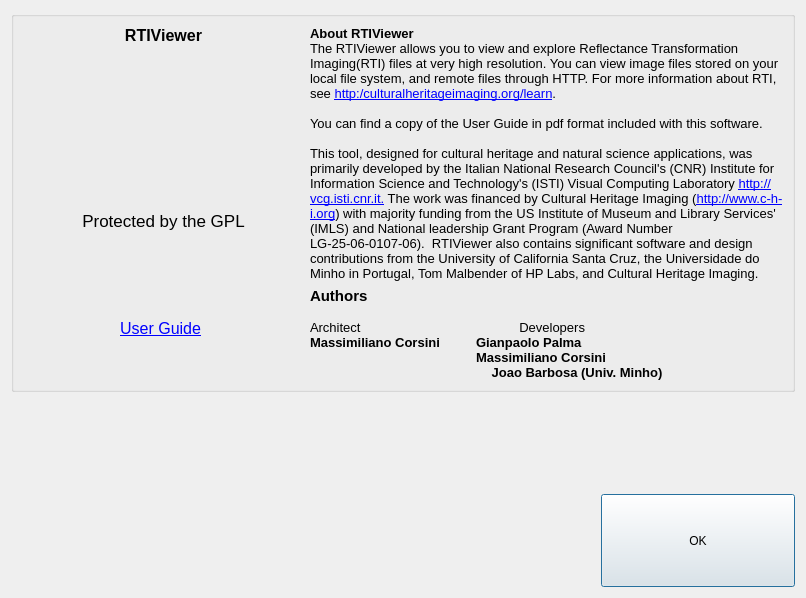
Old version of the form components/RTIViewer/rtiviewer/src/about.ui in the repository rti-capture/rti-chi.
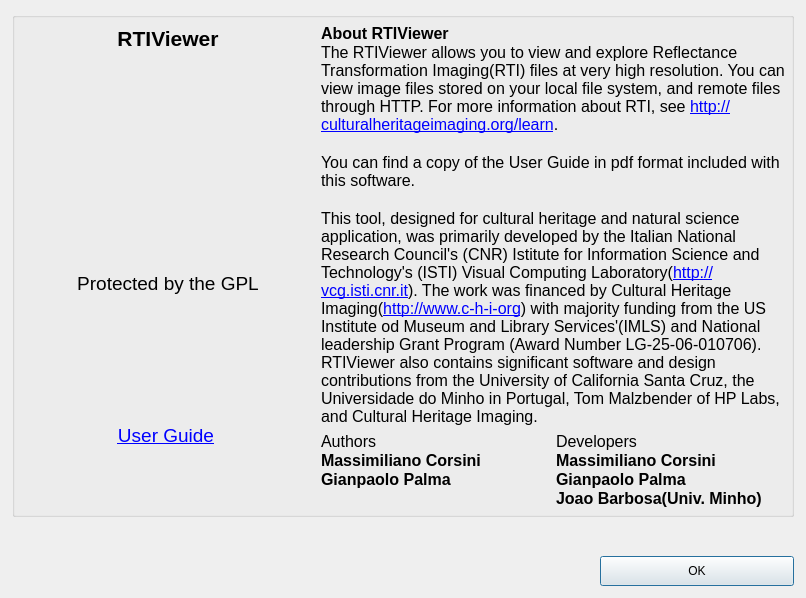
New version of the form. Icons and pictures are not drawn.

Patch:
```diff
--- a/components/RTIViewer/rtiviewer/src/about.ui
+++ b/components/RTIViewer/rtiviewer/src/about.ui
@@ -40,6 +40,9 @@
    <bool>true</bool>
   </property>
   <layout class="QVBoxLayout">
+   <property name="margin">
+    <number>12</number>
+   </property>
    <item>
     <widget class="QGroupBox" name="groupBoxSx">
      <property name="title">
@@ -49,6 +52,9 @@
       <bool>false</bool>
      </property>
      <layout class="QHBoxLayout">
+      <property name="margin">
+       <number>6</number>
+      </property>
       <item>
        <layout class="QVBoxLayout">
         <item>
@@ -60,16 +66,14 @@
            </size>
           </property>
           <property name="text">
-           <string>&lt;html&gt;&lt;head&gt;&lt;meta name=&quot;qrichtext&quot; content=&quot;1&quot; /&gt;&lt;style type=&quot;text/css&quot;&gt;
-
+           <string>&lt;!DOCTYPE HTML PUBLIC &quot;-//W3C//DTD HTML 4.0//EN&quot; &quot;http://www.w3.org/TR/REC-html40/strict.dtd&quot;&gt;
+&lt;html&gt;&lt;head&gt;&lt;meta name=&quot;qrichtext&quot; content=&quot;1&quot; /&gt;&lt;style type=&quot;text/css&quot;&gt;
 p, li { white-space: pre-wrap; }
-
-&lt;/style&gt;&lt;/head&gt;&lt;body style=&quot; font-family:'MS Shell Dlg 2'; font-size:8.25pt; font-weight:400; font-style:normal;&quot;&gt;
-
-&lt;p style=&quot; margin-top:0px; margin-bottom:0px; margin-left:0px; margin-right:0px; -qt-block-indent:0; text-indent:0px;&quot;&gt;&lt;span style=&quot; font-size:12pt; font-weight:600;&quot;&gt;RTIViewer&lt;/span&gt;&lt;/p&gt;&lt;/body&gt;&lt;/html&gt;</string>
+&lt;/style&gt;&lt;/head&gt;&lt;body style=&quot; font-family:'Lucida Grande'; font-size:13pt; font-weight:400; font-style:normal;&quot;&gt;
+&lt;p style=&quot; margin-top:0px; margin-bottom:0px; margin-left:0px; margin-right:0px; -qt-block-indent:0; text-indent:0px;&quot;&gt;&lt;span style=&quot; font-family:'MS Shell Dlg 2'; font-size:16pt; font-weight:600;&quot;&gt;RTIViewer&lt;/span&gt;&lt;/p&gt;&lt;/body&gt;&lt;/html&gt;</string>
           </property>
           <property name="alignment">
-           <set>Qt::AlignHCenter|Qt::AlignTop</set>
+           <set>Qt::AlignCenter</set>
           </property>
          </widget>
         </item>
@@ -110,8 +114,8 @@
            <string>&lt;!DOCTYPE HTML PUBLIC &quot;-//W3C//DTD HTML 4.0//EN&quot; &quot;http://www.w3.org/TR/REC-html40/strict.dtd&quot;&gt;
 &lt;html&gt;&lt;head&gt;&lt;meta name=&quot;qrichtext&quot; content=&quot;1&quot; /&gt;&lt;style type=&quot;text/css&quot;&gt;
 p, li { white-space: pre-wrap; }
-&lt;/style&gt;&lt;/head&gt;&lt;body style=&quot; font-family:'MS Shell Dlg 2'; font-size:8.25pt; font-weight:400; font-style:normal;&quot;&gt;
-&lt;p style=&quot; margin-top:0px; margin-bottom:0px; margin-left:0px; margin-right:0px; -qt-block-indent:0; text-indent:0px;&quot;&gt;&lt;span style=&quot; font-family:'MS Shell Dlg'; font-size:13pt;&quot;&gt;Protected by the GPL&lt;/span&gt;&lt;/p&gt;&lt;/body&gt;&lt;/html&gt;</string>
+&lt;/style&gt;&lt;/head&gt;&lt;body style=&quot; font-family:'Lucida Grande'; font-size:13pt; font-weight:400; font-style:normal;&quot;&gt;
+&lt;p style=&quot; margin-top:0px; margin-bottom:0px; margin-left:0px; margin-right:0px; -qt-block-indent:0; text-indent:0px;&quot;&gt;&lt;span style=&quot; font-family:'MS Shell Dlg'; font-size:14pt;&quot;&gt;Protected by the GPL&lt;/span&gt;&lt;/p&gt;&lt;/body&gt;&lt;/html&gt;</string>
           </property>
           <property name="alignment">
            <set>Qt::AlignCenter</set>
@@ -145,8 +149,8 @@
              <string>&lt;!DOCTYPE HTML PUBLIC &quot;-//W3C//DTD HTML 4.0//EN&quot; &quot;http://www.w3.org/TR/REC-html40/strict.dtd&quot;&gt;
 &lt;html&gt;&lt;head&gt;&lt;meta name=&quot;qrichtext&quot; content=&quot;1&quot; /&gt;&lt;style type=&quot;text/css&quot;&gt;
 p, li { white-space: pre-wrap; }
-&lt;/style&gt;&lt;/head&gt;&lt;body style=&quot; font-family:'MS Shell Dlg 2'; font-size:8.25pt; font-weight:400; font-style:normal;&quot;&gt;
-&lt;p style=&quot; margin-top:0px; margin-bottom:0px; margin-left:0px; margin-right:0px; -qt-block-indent:0; text-indent:0px;&quot;&gt;&lt;a href=&quot;manual.pdf&quot;&gt;&lt;span style=&quot; font-size:12pt; text-decoration: underline; color:#0000ff;&quot;&gt;User Guide&lt;/span&gt;&lt;/a&gt;&lt;/p&gt;&lt;/body&gt;&lt;/html&gt;</string>
+&lt;/style&gt;&lt;/head&gt;&lt;body style=&quot; font-family:'Lucida Grande'; font-size:13pt; font-weight:400; font-style:normal;&quot;&gt;
+&lt;p style=&quot; margin-top:0px; margin-bottom:0px; margin-left:0px; margin-right:0px; -qt-block-indent:0; text-indent:0px;&quot;&gt;&lt;a href=&quot;manual.pdf&quot;&gt;&lt;span style=&quot; font-family:'MS Shell Dlg 2'; font-size:14pt; text-decoration: underline; color:#0000ff;&quot;&gt;User Guide&lt;/span&gt;&lt;/a&gt;&lt;/p&gt;&lt;/body&gt;&lt;/html&gt;</string>
             </property>
             <property name="alignment">
              <set>Qt::AlignRight|Qt::AlignTrailing|Qt::AlignVCenter</set>
@@ -191,7 +195,7 @@
        </layout>
       </item>
       <item>
-       <layout class="QVBoxLayout">
+       <layout class="QVBoxLayout" stretch="0,0">
         <property name="leftMargin">
          <number>0</number>
         </property>
@@ -199,24 +203,18 @@
          <number>0</number>
         </property>
         <item>
-         <widget class="QLabel" name="labelMLDescription">
-          <property name="sizePolicy">
-           <sizepolicy hsizetype="Preferred" vsizetype="Preferred">
-            <horstretch>0</horstretch>
-            <verstretch>0</verstretch>
-           </sizepolicy>
-          </property>
+         <widget class="QLabel" name="label_10">
           <property name="text">
            <string>&lt;!DOCTYPE HTML PUBLIC &quot;-//W3C//DTD HTML 4.0//EN&quot; &quot;http://www.w3.org/TR/REC-html40/strict.dtd&quot;&gt;
 &lt;html&gt;&lt;head&gt;&lt;meta name=&quot;qrichtext&quot; content=&quot;1&quot; /&gt;&lt;style type=&quot;text/css&quot;&gt;
 p, li { white-space: pre-wrap; }
-&lt;/style&gt;&lt;/head&gt;&lt;body style=&quot; font-family:'MS Shell Dlg 2'; font-size:8.25pt; font-weight:400; font-style:normal;&quot;&gt;
-&lt;p style=&quot; margin-top:0px; margin-bottom:0px; margin-left:0px; margin-right:0px; -qt-block-indent:0; text-indent:0px;&quot;&gt;&lt;span style=&quot; font-size:10pt; font-weight:600;&quot;&gt;About RTIViewer&lt;br /&gt;&lt;/span&gt;&lt;span style=&quot; font-size:10pt;&quot;&gt;The RTIViewer allows you to view and explore Reflectance Transformation Imaging(RTI) files at very &lt;/span&gt;&lt;a name=&quot;lw_1285960825_3&quot;&gt;&lt;/a&gt;&lt;span style=&quot; font-size:10pt;&quot;&gt;h&lt;/span&gt;&lt;span style=&quot; font-size:10pt;&quot;&gt;igh resolution. You can view image files stored on your local file system, and remote files through HTTP. For more information about RTI, see &lt;/span&gt;&lt;a href=&quot;http:/culturalheritageimaging.org/learn&quot;&gt;&lt;span style=&quot; font-size:10pt; text-decoration: underline; color:#0000ff;&quot;&gt;http:/culturalheritageimaging.org/learn&lt;/span&gt;&lt;/a&gt;&lt;span style=&quot; font-size:10pt;&quot;&gt;.&lt;/span&gt;&lt;/p&gt;
-&lt;p style=&quot; margin-top:0px; margin-bottom:0px; margin-left:0px; margin-right:0px; -qt-block-indent:0; text-indent:0px;&quot;&gt;&lt;span style=&quot; font-size:10pt;&quot;&gt;&lt;br /&gt;You can find a copy of the User Guide in pdf format included with this software.&lt;/span&gt;&lt;/p&gt;
-&lt;p style=&quot; margin-top:0px; margin-bottom:0px; margin-left:0px; margin-right:0px; -qt-block-indent:0; text-indent:0px;&quot;&gt;&lt;span style=&quot; font-size:10pt;&quot;&gt;&lt;br /&gt;This tool, designed for cultural heritage and natural science applications, was primarily developed by the Italian National Research Council's (CNR) Institute for Information Science and Technology's (ISTI) Visual Computing &lt;/span&gt;&lt;a name=&quot;lw_1285960825_5&quot;&gt;&lt;/a&gt;&lt;span style=&quot; font-size:10pt;&quot;&gt;L&lt;/span&gt;&lt;span style=&quot; font-size:10pt;&quot;&gt;aboratory &lt;/span&gt;&lt;a href=&quot;http://vcg.isti.cnr.it&quot;&gt;&lt;span style=&quot; font-size:10pt; text-decoration: underline; color:#0000ff;&quot;&gt;http://vcg.isti.cnr.it&lt;/span&gt;&lt;/a&gt;&lt;a href=&quot;http://vcg.isti.cnr.it/joomla/index.php&quot;&gt;&lt;span style=&quot; font-size:10pt; text-decoration: underline; color:#0000ff;&quot;&gt;.&lt;/span&gt;&lt;/a&gt;&lt;span style=&quot; font-size:10pt;&quot;&gt; The work was financed by Cultural Heritage Imaging (&lt;/span&gt;&lt;a name=&quot;lw_1285960825_7&quot;&gt;&lt;/a&gt;&lt;a href=&quot;http://www.c-h-i.org&quot;&gt;&lt;span style=&quot; font-size:10pt; text-decoration: underline; color:#0000ff;&quot;&gt;h&lt;/span&gt;&lt;/a&gt;&lt;span style=&quot; font-size:10pt; text-decoration: underline; color:#0000ff;&quot;&gt;ttp://www.c-h-i.org&lt;/span&gt;&lt;span style=&quot; font-size:10pt;&quot;&gt;) with majority funding from the US &lt;/span&gt;&lt;a name=&quot;lw_1285960825_8&quot;&gt;&lt;/a&gt;&lt;span style=&quot; font-size:10pt;&quot;&gt;I&lt;/span&gt;&lt;span style=&quot; font-size:10pt;&quot;&gt;nstitute of Museum and Library Services' (&lt;/span&gt;&lt;a name=&quot;lw_1285960825_9&quot;&gt;&lt;/a&gt;&lt;span style=&quot; font-size:10pt;&quot;&gt;I&lt;/span&gt;&lt;span style=&quot; font-size:10pt;&quot;&gt;MLS) and National leadership Grant Program (Award Number LG-25-06-0107-06).  RTIViewer also contains significant software and design contributions from the University of California Santa Cruz, the Universidade do Minho in Portugal, Tom Malbender of HP Labs, and Cultural Heritage Imaging.&lt;/span&gt;&lt;/p&gt;&lt;/body&gt;&lt;/html&gt;</string>
-          </property>
-          <property name="alignment">
-           <set>Qt::AlignJustify|Qt::AlignLeading|Qt::AlignLeft|Qt::AlignTop</set>
+&lt;/style&gt;&lt;/head&gt;&lt;body style=&quot; font-family:'Lucida Grande'; font-size:13pt; font-weight:400; font-style:normal;&quot;&gt;
+&lt;p style=&quot; margin-top:0px; margin-bottom:0px; margin-left:0px; margin-right:0px; -qt-block-indent:0; text-indent:0px;&quot;&gt;&lt;span style=&quot; font-size:12pt; font-weight:600;&quot;&gt;About RTIViewer&lt;/span&gt;&lt;/p&gt;
+&lt;p style=&quot; margin-top:0px; margin-bottom:0px; margin-left:0px; margin-right:0px; -qt-block-indent:0; text-indent:0px;&quot;&gt;&lt;span style=&quot; font-size:12pt;&quot;&gt;The RTIViewer allows you to view and explore Reflectance Transformation Imaging(RTI) files at very high resolution. You can view image files stored on your local file system, and remote files through HTTP. For more information about RTI, see &lt;/span&gt;&lt;a href=&quot;http://culturalheritageimaging.org/learn&quot;&gt;&lt;span style=&quot; font-size:12pt; text-decoration: underline; color:#0000ff;&quot;&gt;http://culturalheritageimaging.org/learn&lt;/span&gt;&lt;/a&gt;&lt;span style=&quot; font-size:12pt;&quot;&gt;.&lt;/span&gt;&lt;/p&gt;
+&lt;p style=&quot;-qt-paragraph-type:empty; margin-top:0px; margin-bottom:0px; margin-left:0px; margin-right:0px; -qt-block-indent:0; text-indent:0px; font-size:12pt;&quot;&gt;&lt;/p&gt;
+&lt;p style=&quot; margin-top:0px; margin-bottom:0px; margin-left:0px; margin-right:0px; -qt-block-indent:0; text-indent:0px;&quot;&gt;&lt;span style=&quot; font-size:12pt;&quot;&gt;You can find a copy of the User Guide in pdf format included with this software.&lt;/span&gt;&lt;/p&gt;
+&lt;p style=&quot;-qt-paragraph-type:empty; margin-top:0px; margin-bottom:0px; margin-left:0px; margin-right:0px; -qt-block-indent:0; text-indent:0px; font-size:12pt;&quot;&gt;&lt;/p&gt;
+&lt;p style=&quot; margin-top:0px; margin-bottom:0px; margin-left:0px; margin-right:0px; -qt-block-indent:0; text-indent:0px;&quot;&gt;&lt;span style=&quot; font-size:12pt;&quot;&gt;This tool, designed for cultural heritage and natural science application, was primarily developed by the Italian National Research Council's (CNR) Istitute for Information Science and Technology's (ISTI) Visual Computing Laboratory(&lt;/span&gt;&lt;a href=&quot;http://vcg.isti.cnr.it&quot;&gt;&lt;span style=&quot; font-size:12pt; text-decoration: underline; color:#0000ff;&quot;&gt;http://vcg.isti.cnr.it&lt;/span&gt;&lt;/a&gt;&lt;span style=&quot; font-size:12pt;&quot;&gt;). The work was financed by Cultural Heritage Imaging(&lt;/span&gt;&lt;a href=&quot;http://www.c-h-i-org&quot;&gt;&lt;span style=&quot; font-size:12pt; text-decoration: underline; color:#0000ff;&quot;&gt;http://www.c-h-i-org&lt;/span&gt;&lt;/a&gt;&lt;span style=&quot; font-size:12pt;&quot;&gt;) with majority funding from the US Institute od Museum and Library Services'(IMLS) and National leadership Grant Program (Award Number LG-25-06-010706). RTIViewer also contains significant software and design contributions from the University of California Santa Cruz, the Universidade do Minho in Portugal, Tom Malzbender of HP Labs, and Cultural Heritage Imaging.&lt;/span&gt;&lt;/p&gt;&lt;/body&gt;&lt;/html&gt;</string>
           </property>
           <property name="wordWrap">
            <bool>true</bool>
@@ -224,23 +222,44 @@
          </widget>
         </item>
         <item>
-         <widget class="QLabel" name="labelAuthors">
-          <property name="text">
-           <string>&lt;!DOCTYPE HTML PUBLIC &quot;-//W3C//DTD HTML 4.0//EN&quot; &quot;http://www.w3.org/TR/REC-html40/strict.dtd&quot;&gt;
+         <layout class="QHBoxLayout" name="horizontalLayout_2">
+          <property name="topMargin">
+           <number>0</number>
+          </property>
+          <item>
+           <widget class="QLabel" name="label_11">
+            <property name="text">
+             <string>&lt;!DOCTYPE HTML PUBLIC &quot;-//W3C//DTD HTML 4.0//EN&quot; &quot;http://www.w3.org/TR/REC-html40/strict.dtd&quot;&gt;
 &lt;html&gt;&lt;head&gt;&lt;meta name=&quot;qrichtext&quot; content=&quot;1&quot; /&gt;&lt;style type=&quot;text/css&quot;&gt;
 p, li { white-space: pre-wrap; }
-&lt;/style&gt;&lt;/head&gt;&lt;body style=&quot; font-family:'MS Shell Dlg 2'; font-size:8.25pt; font-weight:400; font-style:normal;&quot;&gt;
-&lt;p style=&quot; margin-top:0px; margin-bottom:0px; margin-left:0px; margin-right:0px; -qt-block-indent:0; text-indent:0px;&quot;&gt;&lt;span style=&quot; font-family:'MS Shell Dlg'; font-size:11pt; font-weight:600;&quot;&gt;Authors&lt;/span&gt;&lt;/p&gt;
-&lt;p style=&quot;-qt-paragraph-type:empty; margin-top:0px; margin-bottom:0px; margin-left:0px; margin-right:0px; -qt-block-indent:0; text-indent:0px; font-family:'MS Shell Dlg'; font-size:10pt;&quot;&gt;&lt;/p&gt;
-&lt;p style=&quot; margin-top:0px; margin-bottom:0px; margin-left:0px; margin-right:0px; -qt-block-indent:0; text-indent:0px;&quot;&gt;&lt;span style=&quot; font-family:'MS Shell Dlg'; font-size:10pt;&quot;&gt;Architect                                            Developers&lt;/span&gt;&lt;/p&gt;
-&lt;p style=&quot; margin-top:0px; margin-bottom:0px; margin-left:0px; margin-right:0px; -qt-block-indent:0; text-indent:0px;&quot;&gt;&lt;span style=&quot; font-family:'MS Shell Dlg'; font-size:10pt; font-weight:600;&quot;&gt;Massimiliano Corsini          Gianpaolo Palma&lt;/span&gt;&lt;/p&gt;
-&lt;p style=&quot; margin-top:0px; margin-bottom:0px; margin-left:0px; margin-right:0px; -qt-block-indent:0; text-indent:0px;&quot;&gt;&lt;span style=&quot; font-family:'MS Shell Dlg'; font-size:10pt; font-weight:600;&quot;&gt;                                              Massimiliano Corsini&lt;/span&gt;&lt;/p&gt;
-&lt;p style=&quot; margin-top:0px; margin-bottom:0px; margin-left:0px; margin-right:0px; -qt-block-indent:0; text-indent:0px;&quot;&gt;&lt;span style=&quot; font-family:'MS Shell Dlg'; font-size:10pt; font-weight:600;&quot;&gt;		      Joao Barbosa (Univ. Minho)&lt;/span&gt;&lt;/p&gt;&lt;/body&gt;&lt;/html&gt;</string>
-          </property>
-          <property name="wordWrap">
-           <bool>true</bool>
-          </property>
-         </widget>
+&lt;/style&gt;&lt;/head&gt;&lt;body style=&quot; font-family:'Lucida Grande'; font-size:13pt; font-weight:400; font-style:normal;&quot;&gt;
+&lt;p style=&quot; margin-top:0px; margin-bottom:0px; margin-left:0px; margin-right:0px; -qt-block-indent:0; text-indent:0px;&quot;&gt;&lt;span style=&quot; font-size:12pt;&quot;&gt;Authors&lt;/span&gt;&lt;/p&gt;
+&lt;p style=&quot; margin-top:0px; margin-bottom:0px; margin-left:0px; margin-right:0px; -qt-block-indent:0; text-indent:0px;&quot;&gt;&lt;span style=&quot; font-size:12pt; font-weight:600;&quot;&gt;Massimiliano Corsini&lt;/span&gt;&lt;/p&gt;
+&lt;p style=&quot; margin-top:0px; margin-bottom:0px; margin-left:0px; margin-right:0px; -qt-block-indent:0; text-indent:0px;&quot;&gt;&lt;span style=&quot; font-size:12pt; font-weight:600;&quot;&gt;Gianpaolo Palma&lt;/span&gt;&lt;/p&gt;&lt;/body&gt;&lt;/html&gt;</string>
+            </property>
+            <property name="alignment">
+             <set>Qt::AlignLeading|Qt::AlignLeft|Qt::AlignTop</set>
+            </property>
+           </widget>
+          </item>
+          <item>
+           <widget class="QLabel" name="label_12">
+            <property name="text">
+             <string>&lt;!DOCTYPE HTML PUBLIC &quot;-//W3C//DTD HTML 4.0//EN&quot; &quot;http://www.w3.org/TR/REC-html40/strict.dtd&quot;&gt;
+&lt;html&gt;&lt;head&gt;&lt;meta name=&quot;qrichtext&quot; content=&quot;1&quot; /&gt;&lt;style type=&quot;text/css&quot;&gt;
+p, li { white-space: pre-wrap; }
+&lt;/style&gt;&lt;/head&gt;&lt;body style=&quot; font-family:'Lucida Grande'; font-size:13pt; font-weight:400; font-style:normal;&quot;&gt;
+&lt;p style=&quot; margin-top:0px; margin-bottom:0px; margin-left:0px; margin-right:0px; -qt-block-indent:0; text-indent:0px;&quot;&gt;&lt;span style=&quot; font-size:12pt;&quot;&gt;Developers&lt;/span&gt;&lt;/p&gt;
+&lt;p style=&quot; margin-top:0px; margin-bottom:0px; margin-left:0px; margin-right:0px; -qt-block-indent:0; text-indent:0px;&quot;&gt;&lt;span style=&quot; font-size:12pt; font-weight:600;&quot;&gt;Massimiliano Corsini&lt;/span&gt;&lt;/p&gt;
+&lt;p style=&quot; margin-top:0px; margin-bottom:0px; margin-left:0px; margin-right:0px; -qt-block-indent:0; text-indent:0px;&quot;&gt;&lt;span style=&quot; font-size:12pt; font-weight:600;&quot;&gt;Gianpaolo Palma&lt;/span&gt;&lt;/p&gt;
+&lt;p style=&quot; margin-top:0px; margin-bottom:0px; margin-left:0px; margin-right:0px; -qt-block-indent:0; text-indent:0px;&quot;&gt;&lt;span style=&quot; font-size:12pt; font-weight:600;&quot;&gt;Joao Barbosa(Univ. Minho)&lt;/span&gt;&lt;/p&gt;&lt;/body&gt;&lt;/html&gt;</string>
+            </property>
+            <property name="alignment">
+             <set>Qt::AlignLeading|Qt::AlignLeft|Qt::AlignTop</set>
+            </property>
+           </widget>
+          </item>
+         </layout>
         </item>
        </layout>
       </item>
```
Left out of the diff: 2 changed lines with no effect on the pictures.
